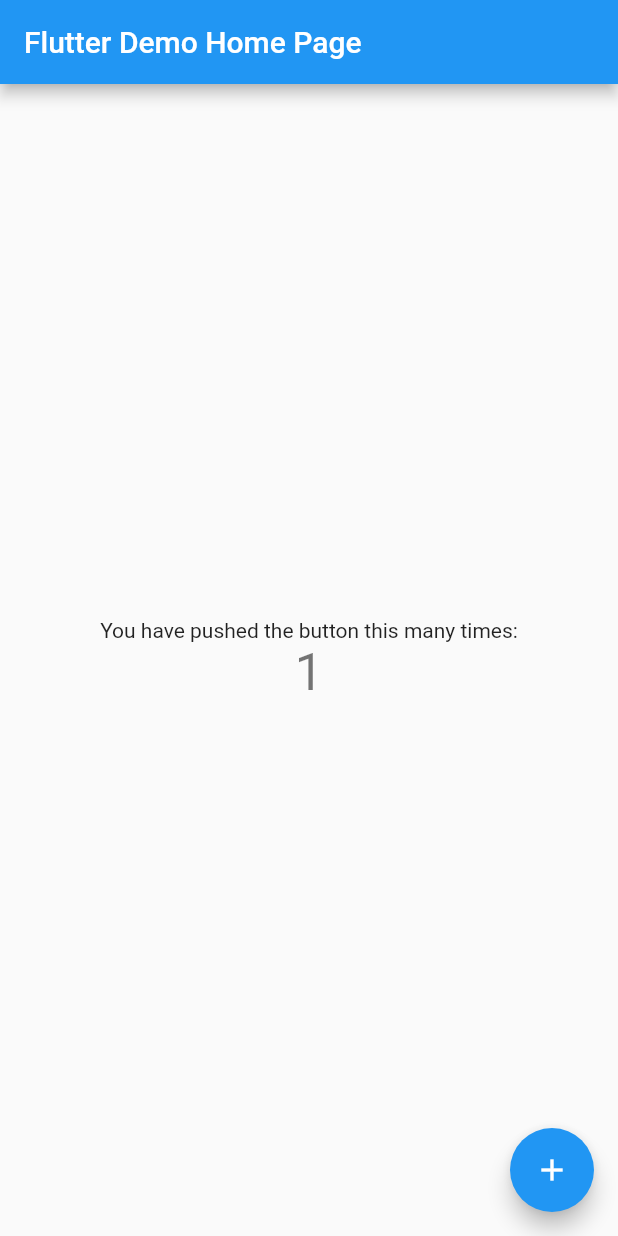
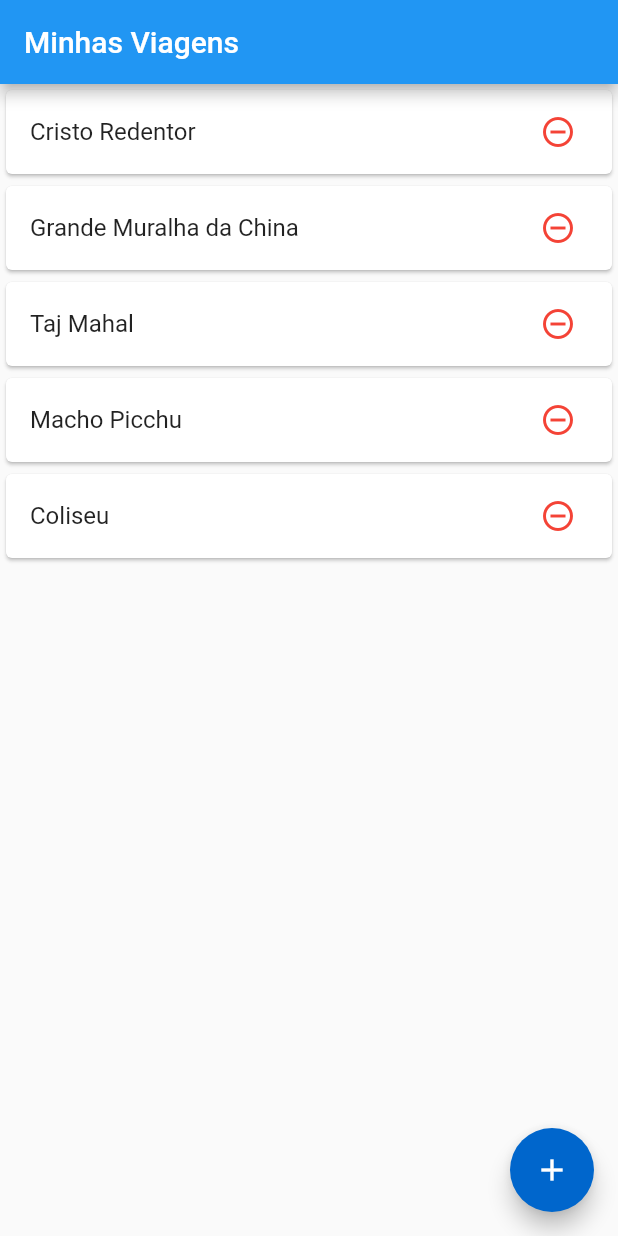
Before and after one commit to kauemurakami/minhas_viagens_flutter, a Flutter app: the screen it shows after launch, after a tap on the "add" icon, on a phone screen of 412 x 824 dp. Run offline on Flutter 3.47's test engine with Material 2 defaults, Android fonts, the phone set to English and light mode, and no system bars.

Commit message:
adicionando splash screan e testando listagem de locais

```diff
--- /dev/null
+++ b/lib/home.dart
@@ -0,0 +1,82 @@
+import 'package:flutter/material.dart';
+
+class Home extends StatefulWidget {
+  @override
+  _HomeState createState() => _HomeState();
+}
+
+class _HomeState extends State<Home> {
+
+  List _listaViagens = [
+    "Cristo Redentor",
+    "Grande Muralha da China",
+    "Taj Mahal",
+    "Macho Picchu",
+    "Coliseu"
+  ];
+
+  _excluirViagem(){
+
+  }
+
+  _abrirMapa(){
+
+  }
+  _adicionarLocal(){
+
+  }
+
+  @override
+  Widget build(BuildContext context) {
+    return Scaffold(
+      appBar: AppBar(
+        title: Text("Minhas Viagens"),
+      ),
+      floatingActionButton: FloatingActionButton(
+        child: Icon(Icons.add),
+          backgroundColor: Color(0xff0066cc),
+          onPressed: (){
+            _adicionarLocal();
+          }),
+      body: Column(
+        children: <Widget>[
+          Expanded(
+            child: ListView.builder(
+              itemCount: _listaViagens.length,
+              itemBuilder: (context, index){
+                String titulo = _listaViagens[index];
+                return GestureDetector(
+                  onTap: (){
+                    _abrirMapa();
+                  },
+                  child: Card(
+                    child: ListTile(
+                      title: Text(titulo),
+                      trailing: Row(
+                        mainAxisSize: MainAxisSize.min,
+                        children: <Widget>[
+                          GestureDetector(
+                            onTap: (){
+                              _excluirViagem();
+                            },
+                            child: Padding(
+                              padding: EdgeInsets.all(8),
+                              child: Icon(
+                                Icons.remove_circle_outline,
+                                color: Colors.red,
+                              ),
+                            ),
+                          )
+                        ],
+                      ),
+                    ),
+                  ),
+                );
+              },
+            ),
+          )
+        ],
+      ),
+    );
+  }
+}
--- a/lib/main.dart
+++ b/lib/main.dart
@@ -1,111 +1,7 @@
 import 'package:flutter/material.dart';
-
-void main() => runApp(MyApp());
-
-class MyApp extends StatelessWidget {
-  // This widget is the root of your application.
-  @override
-  Widget build(BuildContext context) {
-    return MaterialApp(
-      title: 'Flutter Demo',
-      theme: ThemeData(
-        // This is the theme of your application.
-        //
-        // Try running your application with "flutter run". You'll see the
-        // application has a blue toolbar. Then, without quitting the app, try
-        // changing the primarySwatch below to Colors.green and then invoke
-        // "hot reload" (press "r" in the console where you ran "flutter run",
-        // or simply save your changes to "hot reload" in a Flutter IDE).
-        // Notice that the counter didn't reset back to zero; the application
-        // is not restarted.
-        primarySwatch: Colors.blue,
-      ),
-      home: MyHomePage(title: 'Flutter Demo Home Page'),
-    );
-  }
-}
-
-class MyHomePage extends StatefulWidget {
-  MyHomePage({Key key, this.title}) : super(key: key);
-
-  // This widget is the home page of your application. It is stateful, meaning
-  // that it has a State object (defined below) that contains fields that affect
-  // how it looks.
-
-  // This class is the configuration for the state. It holds the values (in this
-  // case the title) provided by the parent (in this case the App widget) and
-  // used by the build method of the State. Fields in a Widget subclass are
-  // always marked "final".
-
-  final String title;
-
-  @override
-  _MyHomePageState createState() => _MyHomePageState();
-}
-
-class _MyHomePageState extends State<MyHomePage> {
-  int _counter = 0;
-
-  void _incrementCounter() {
-    setState(() {
-      // This call to setState tells the Flutter framework that something has
-      // changed in this State, which causes it to rerun the build method below
-      // so that the display can reflect the updated values. If we changed
-      // _counter without calling setState(), then the build method would not be
-      // called again, and so nothing would appear to happen.
-      _counter++;
-    });
-  }
-
-  @override
-  Widget build(BuildContext context) {
-    // This method is rerun every time setState is called, for instance as done
-    // by the _incrementCounter method above.
-    //
-    // The Flutter framework has been optimized to make rerunning build methods
-    // fast, so that you can just rebuild anything that needs updating rather
-    // than having to individually change instances of widgets.
-    return Scaffold(
-      appBar: AppBar(
-        // Here we take the value from the MyHomePage object that was created by
-        // the App.build method, and use it to set our appbar title.
-        title: Text(widget.title),
-      ),
-      body: Center(
-        // Center is a layout widget. It takes a single child and positions it
-        // in the middle of the parent.
-        child: Column(
-          // Column is also a layout widget. It takes a list of children and
-          // arranges them vertically. By default, it sizes itself to fit its
-          // children horizontally, and tries to be as tall as its parent.
-          //
-          // Invoke "debug painting" (press "p" in the console, choose the
-          // "Toggle Debug Paint" action from the Flutter Inspector in Android
-          // Studio, or the "Toggle Debug Paint" command in Visual Studio Code)
-          // to see the wireframe for each widget.
-          //
-          // Column has various properties to control how it sizes itself and
-          // how it positions its children. Here we use mainAxisAlignment to
-          // center the children vertically; the main axis here is the vertical
-          // axis because Columns are vertical (the cross axis would be
-          // horizontal).
-          mainAxisAlignment: MainAxisAlignment.center,
-          children: <Widget>[
-            Text(
-              'You have pushed the button this many times:',
-            ),
-            Text(
-              '$_counter',
-              style: Theme.of(context).textTheme.display1,
-            ),
-          ],
-        ),
-      ),
-      floatingActionButton: FloatingActionButton(
-        onPressed: _incrementCounter,
-        tooltip: 'Increment',
-        child: Icon(Icons.add),
-      ), // This trailing comma makes auto-formatting nicer for build methods.
-    );
-  }
-}
+import 'splash.dart';
+void main() => runApp(MaterialApp(
+  debugShowCheckedModeBanner: false,
+  title: "Minhas Viagens",
+  home: Splash(),
+));
--- /dev/null
+++ b/lib/splash.dart
@@ -0,0 +1,37 @@
+import 'dart:async';
+
+import 'package:flutter/material.dart';
+import 'package:minhasviagensflutterapp/home.dart';
+
+class Splash extends StatefulWidget {
+  @override
+  _SplashState createState() => _SplashState();
+}
+
+class _SplashState extends State<Splash> {
+
+  @override
+  void didChangeDependencies() {
+    // TODO: implement didChangeDependencies
+    super.didChangeDependencies();
+    Timer(Duration(seconds: 3),(){
+      Navigator.pushReplacement(
+          context,
+          MaterialPageRoute(builder: (_) => Home() )
+      );
+    });
+  }
+
+  @override
+  Widget build(BuildContext context) {
+    return Scaffold(
+      body: Container(
+        color: Color(0xff0066cc),
+        padding: EdgeInsets.all(60),
+        child: Center(
+          child: Image.asset("images/logo.png"),
+        ),
+      ),
+    );
+  }
+}
--- a/pubspec.yaml
+++ b/pubspec.yaml
@@ -44,7 +44,8 @@ flutter:
   # assets:
   #  - images/a_dot_burr.jpeg
   #  - images/a_dot_ham.jpeg
-
+  assets:
+    - images/logo.png
   # An image asset can refer to one or more resolution-specific "variants", see
   # https://flutter.dev/assets-and-images/#resolution-aware.
 
```
Also changed, not shown: images/logo.png (added), 1 other file.
